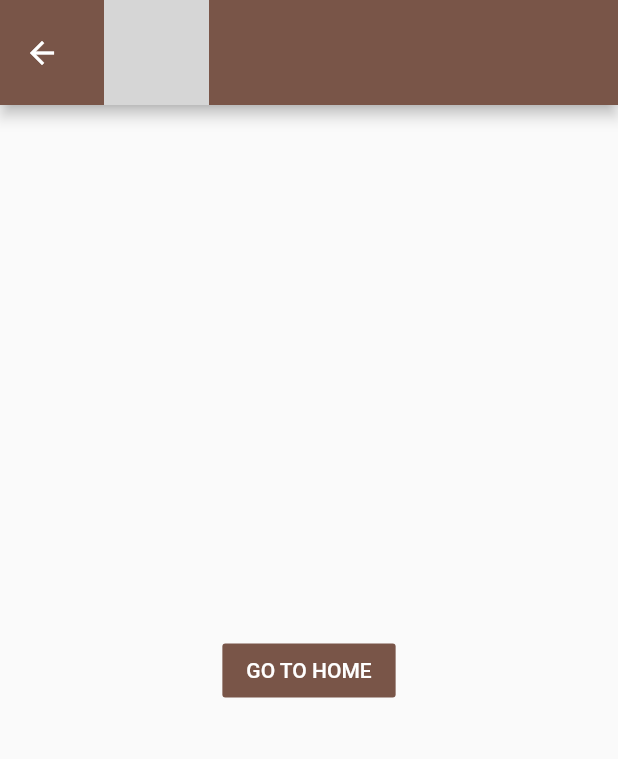
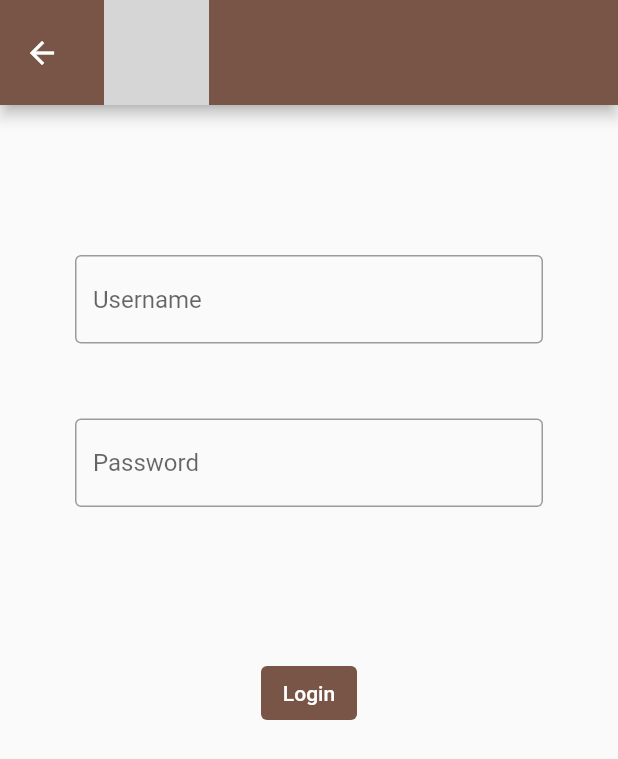
Before and after one commit to ColtonDaCoder/The-Paper, a Flutter app: the LoginScreen screen opened directly, on a phone screen of 412 x 824 dp. Shown: the top 759 px of the screen. Run offline on Flutter 3.47's test engine with Material 2 defaults, Android fonts, the light colour scheme and no system bars; grey boxes are pictures that could not be loaded.

Commit message:
basic login ui

```diff
--- a/lib/main.dart
+++ b/lib/main.dart
@@ -53,7 +53,7 @@
     return Scaffold(
       appBar: AppBar(
 	toolbarHeight: 70,
-	title: 	titleBtn(context, MyApp(), 70),
+	title: 	TitleButton(),
 	titleSpacing: 0,
 	actions: <Widget>[
 	    Padding(
@@ -70,12 +70,7 @@
 	]
       ),
       body: Center(
-	child: postWdgt(context),
-      ),
-      floatingActionButton: FloatingActionButton(
-        onPressed: _incrementCounter,
-        tooltip: 'Increment',
-        child: const Icon(Icons.add),
+	child: PostWidget(),
       ),
     );
   }
@@ -92,16 +87,27 @@
       appBar: AppBar(
 	toolbarHeight: 70,
 	titleSpacing: 0,
-	title: titleBtn(context, MyApp(), 70),
+	title: const TitleButton(),
       ),
-      body: Center(
-	child: FlatButton(
-	  color: Colors.brown,
-	  textColor: Colors.white,
-	  onPressed: () {
-	      Navigator.of(context).push(MaterialPageRoute(builder: (context)=>MyApp()));
-	  },
-	  child: Text('GO TO HOME'),
+      body: const LoginColumn(),
+    );
+  }
+}
+class TitleButton extends StatelessWidget{
+  const TitleButton({
+    Key? key,
+  }) : super(key: key);
+  @override
+  Widget build(BuildContext context){
+    return TextButton(
+      onPressed: () {
+	Navigator.of(context).push(MaterialPageRoute(builder: (context)=>MyApp()));
+      },
+      child: Padding(
+	padding: EdgeInsets.only(left: 5,),
+	child: Align(
+	  alignment: Alignment.centerLeft,
+	  child: Image.asset('assets/Logo_title3.png',height: 70),
 	),
       ),
     );
--- a/lib/widgets.dart
+++ b/lib/widgets.dart
@@ -1,25 +1,59 @@
 
 import 'package:flutter/material.dart';
 
-Widget titleBtn(BuildContext context, app, double appbarHeight){
-  return TextButton(
-    onPressed: () {
-      Navigator.of(context).push(MaterialPageRoute(builder: (context)=>app));
-    },
-    child: Padding(
-      padding: EdgeInsets.only(left: 5,),
-      child: Align(
-	alignment: Alignment.centerLeft,
-	child: Image.asset('assets/Logo_title3.png',height: appbarHeight),
-      ),
-    ),
-  );
+
+class PostWidget extends StatelessWidget{
+  const PostWidget({Key? key}) : super(key: key);
+  @override
+  Widget build(BuildContext context){
+    return Container(
+      child: Text('test')
+    );
+  }
 }
-
-Widget postWdgt(BuildContext context){
-  return Text('test');
-//  return Container(
- //   alignment: Alignment.center,
-  //  child: Text('yuh'),
-//  );
+class LoginColumn extends StatelessWidget{
+  const LoginColumn({Key? key}) : super(key: key);
+  @override
+  Widget build(BuildContext context){
+    return Column(
+      //mainAxisAlignment: MainAxisAlignment.center,
+      crossAxisAlignment: CrossAxisAlignment.center,
+      children: <Widget> [
+	Padding(
+	  padding: EdgeInsets.only(top: 100, left: 50, right: 50),
+	  child: TextField(
+	    decoration: InputDecoration(
+	      border: OutlineInputBorder(),
+	      hintText: 'Username',
+	    ),
+	  ),
+	),
+	Padding(
+	  padding: EdgeInsets.only(top: 50, left: 50, right: 50),
+	  child: TextField(
+	    decoration: InputDecoration(
+	      border: OutlineInputBorder(),
+	      hintText: 'Password',
+	    ),
+	  ),
+	),
+	Padding(
+	  padding: EdgeInsets.only(top: 100, left: 50, right: 50),
+	  child: TextButton(
+	    onPressed:(){null;},
+	    child: Text('Login', style: TextStyle(color: Colors.white)),
+	    style: ButtonStyle(backgroundColor: MaterialStateProperty.all(Colors.brown))
+	  )
+	),
+      ]
+    );
+  }
 }
+      //body: Center(
+//	child: TextField(
+	//  decoration: InputDecoration(
+	 // border: OutlineInputBorder(),
+	 // hintText: 'Enter a search term',
+	 // ),
+//	),
+   // ),
```
